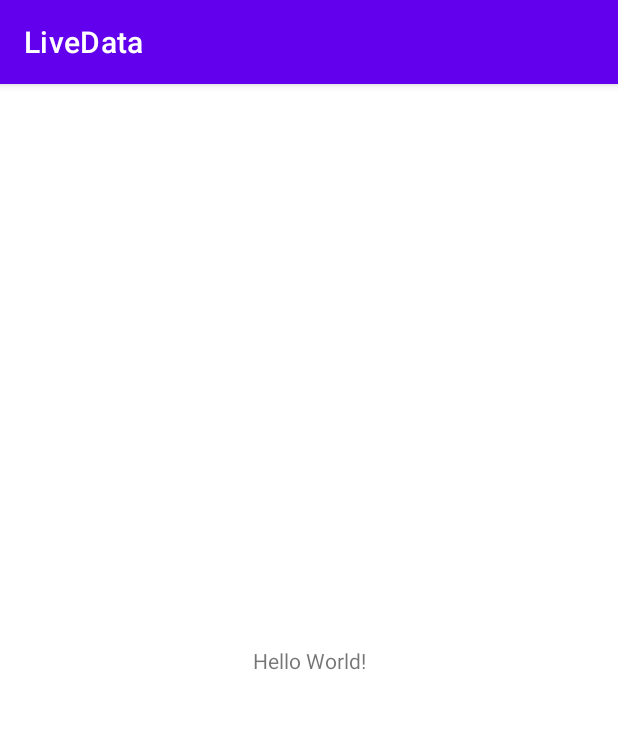
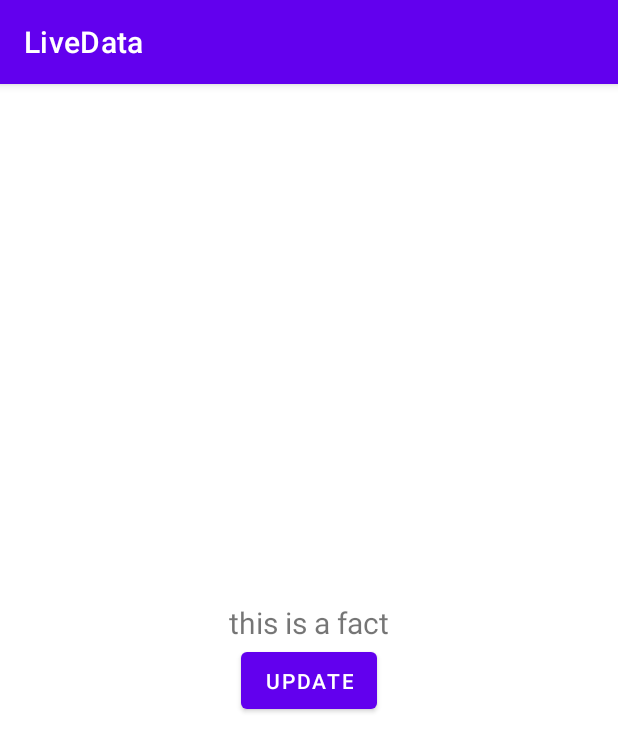
Before and after one commit to iamChintan/LiveData-Kotlin, an Android app: the screen it shows after launch (MainActivity), on a phone screen of 412 x 824 dp. Shown: the top 752 px of the screen. Run offline under Robolectric (Android 15) with nearby library versions, the phone set to English and light mode, and no system bars.

Commit message:
working model

```diff
--- a/app/src/main/java/com/example/livedata/MainActivity.kt
+++ b/app/src/main/java/com/example/livedata/MainActivity.kt
@@ -2,10 +2,28 @@ package com.example.livedata
 
 import androidx.appcompat.app.AppCompatActivity
 import android.os.Bundle
+import android.widget.Button
+import android.widget.TextView
+import androidx.lifecycle.Observer
+import androidx.lifecycle.ViewModelProvider
 
 class MainActivity : AppCompatActivity() {
+    lateinit var mainViewModel: MainViewMIdel
+    private val textView : TextView
+    get() = findViewById(R.id.text)
+    private val btnUpdate : Button
+    get() = findViewById(R.id.update)
     override fun onCreate(savedInstanceState: Bundle?) {
         super.onCreate(savedInstanceState)
         setContentView(R.layout.activity_main)
+
+        mainViewModel = ViewModelProvider(this).get(MainViewMIdel::class.java)
+        mainViewModel.factLiveData.observe(this, Observer {
+            textView.text = it
+        })
+
+        btnUpdate.setOnClickListener {
+            mainViewModel.updateLiveData()
+        }
     }
 }
--- /dev/null
+++ b/app/src/main/java/com/example/livedata/MainViewMIdel.kt
@@ -0,0 +1,16 @@
+package com.example.livedata
+
+import androidx.lifecycle.LiveData
+import androidx.lifecycle.MutableLiveData
+import androidx.lifecycle.ViewModel
+
+class MainViewMIdel : ViewModel() {
+    private val factLiveDataObject = MutableLiveData<String> ("this is a fact")
+
+    val factLiveData : LiveData<String>
+    get() = factLiveDataObject
+
+    fun updateLiveData(){
+        factLiveDataObject.value = "Another fact"
+    }
+}
--- a/app/src/main/res/layout/activity_main.xml
+++ b/app/src/main/res/layout/activity_main.xml
@@ -1,18 +1,28 @@
 <?xml version="1.0" encoding="utf-8"?>
-<androidx.constraintlayout.widget.ConstraintLayout xmlns:android="http://schemas.android.com/apk/res/android"
+<LinearLayout xmlns:android="http://schemas.android.com/apk/res/android"
     xmlns:app="http://schemas.android.com/apk/res-auto"
     xmlns:tools="http://schemas.android.com/tools"
     android:layout_width="match_parent"
+    android:orientation="vertical"
+    android:gravity="center"
     android:layout_height="match_parent"
     tools:context=".MainActivity">
 
     <TextView
+        android:id="@+id/text"
         android:layout_width="wrap_content"
         android:layout_height="wrap_content"
         android:text="Hello World!"
+        android:textSize="20dp"
         app:layout_constraintBottom_toBottomOf="parent"
         app:layout_constraintEnd_toEndOf="parent"
         app:layout_constraintStart_toStartOf="parent"
         app:layout_constraintTop_toTopOf="parent" />
 
-</androidx.constraintlayout.widget.ConstraintLayout>
+    <Button
+        android:id="@+id/update"
+        android:text="Update"
+        android:layout_width="wrap_content"
+        android:layout_height="50dp"/>
+
+</LinearLayout>
```
